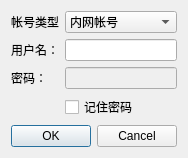
Above: ui/addaccountdialog.ui from tlightsky/openkeeper before the change. Below: the same form after it.
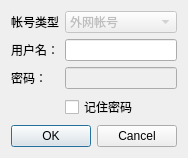
That is the form after the change.

Patch:
```diff
--- a/ui/addaccountdialog.ui
+++ b/ui/addaccountdialog.ui
@@ -7,7 +7,7 @@
     <x>0</x>
     <y>0</y>
     <width>249</width>
-    <height>167</height>
+    <height>187</height>
    </rect>
   </property>
   <property name="windowTitle">
@@ -31,9 +31,12 @@
      </item>
      <item row="0" column="1">
       <widget class="QComboBox" name="comboBox_type">
+       <property name="enabled">
+        <bool>false</bool>
+       </property>
        <item>
         <property name="text">
-         <string>内网帐号</string>
+         <string>外网帐号</string>
         </property>
        </item>
        <item>
```
Left out of the diff: 2 changed lines with no effect on the pictures.
